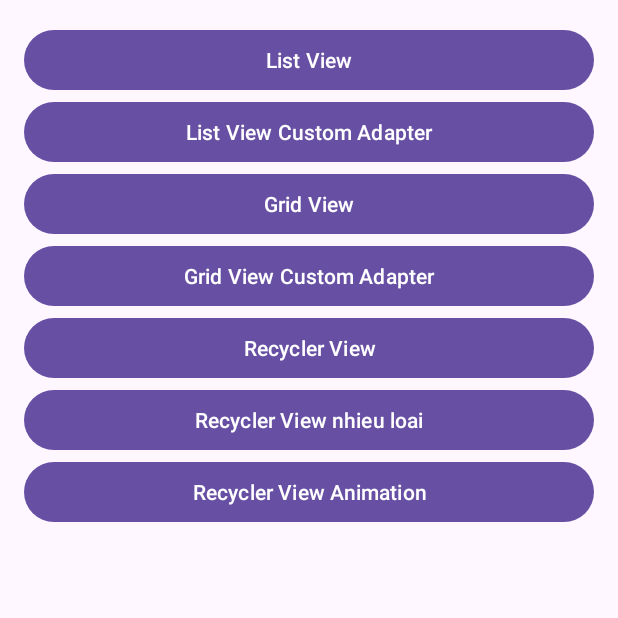
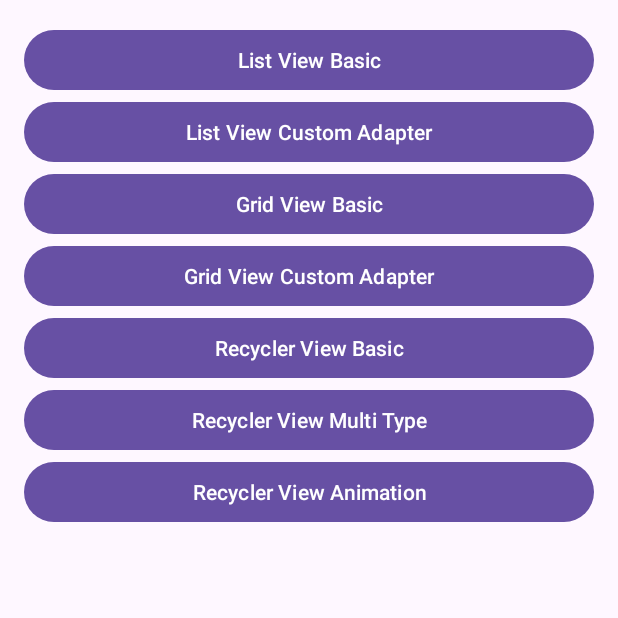
Before and after one commit to holetinnghia/LTM-BT03, an Android app: the screen it shows after launch (MainActivity), on a phone screen of 412 x 824 dp, the top half of it. Run offline under Robolectric (Android 15) with nearby library versions, the phone set to English and light mode, and no system bars.

```diff
--- a/app/src/main/res/layout/activity_grid_view_custom.xml
+++ b/app/src/main/res/layout/activity_grid_view_custom.xml
@@ -8,4 +8,5 @@
     android:verticalSpacing="10dp"
     android:horizontalSpacing="10dp"
     android:padding="10dp"
+    android:fitsSystemWindows="true"
     tools:context=".gridview.GridViewCustomActivity" />
--- a/app/src/main/res/layout/activity_list_view_basic.xml
+++ b/app/src/main/res/layout/activity_list_view_basic.xml
@@ -5,6 +5,7 @@
     android:layout_height="match_parent"
     android:orientation="vertical"
     android:padding="10dp"
+    android:fitsSystemWindows="true"
     tools:context=".listview.ListViewBasicActivity">
 
     <EditText
--- a/app/src/main/res/layout/activity_list_view_custom.xml
+++ b/app/src/main/res/layout/activity_list_view_custom.xml
@@ -4,4 +4,5 @@
     android:id="@+id/listviewCustom"
     android:layout_width="match_parent"
     android:layout_height="match_parent"
+    android:fitsSystemWindows="true"
     tools:context=".listview.ListViewCustomActivity" />
--- a/app/src/main/res/layout/activity_main.xml
+++ b/app/src/main/res/layout/activity_main.xml
@@ -4,6 +4,7 @@
     xmlns:tools="http://schemas.android.com/tools"
     android:layout_width="match_parent"
     android:layout_height="match_parent"
+    android:fitsSystemWindows="true"
     tools:context=".MainActivity">
 
     <LinearLayout
@@ -16,7 +17,7 @@
             android:id="@+id/btnListViewBasic"
             android:layout_width="match_parent"
             android:layout_height="wrap_content"
-            android:text="List View" />
+            android:text="List View Basic" />
 
         <Button
             android:id="@+id/btnListViewCustomAdapter"
@@ -28,7 +29,7 @@
             android:id="@+id/btnGridViewBasic"
             android:layout_width="match_parent"
             android:layout_height="wrap_content"
-            android:text="Grid View" />
+            android:text="Grid View Basic" />
 
         <Button
             android:id="@+id/btnGridViewCustomAdapter"
@@ -40,13 +41,13 @@
             android:id="@+id/btnRecyclerViewBasic"
             android:layout_width="match_parent"
             android:layout_height="wrap_content"
-            android:text="Recycler View" />
+            android:text="Recycler View Basic" />
 
         <Button
             android:id="@+id/btnRecyclerViewMultiType"
             android:layout_width="match_parent"
             android:layout_height="wrap_content"
-            android:text="Recycler View nhieu loai" />
+            android:text="Recycler View Multi Type" />
 
         <Button
             android:id="@+id/btnRecyclerViewAnimation"
--- a/app/src/main/res/layout/activity_recycler_view_animation.xml
+++ b/app/src/main/res/layout/activity_recycler_view_animation.xml
@@ -5,6 +5,7 @@
     xmlns:tools="http://schemas.android.com/tools"
     android:layout_width="match_parent"
     android:layout_height="match_parent"
+    android:fitsSystemWindows="true"
     tools:context=".recyclerview.RecyclerViewAnimationActivity">
 
     <Button
--- a/app/src/main/res/layout/activity_recycler_view_basic.xml
+++ b/app/src/main/res/layout/activity_recycler_view_basic.xml
@@ -5,4 +5,5 @@
     android:id="@+id/rv_songs"
     android:layout_width="match_parent"
     android:layout_height="match_parent"
+    android:fitsSystemWindows="true"
     tools:context=".recyclerview.RecyclerViewBasicActivity" />
--- a/app/src/main/res/layout/activity_recycler_view_multi_type.xml
+++ b/app/src/main/res/layout/activity_recycler_view_multi_type.xml
@@ -5,4 +5,5 @@
     android:id="@+id/rv_multipe_view_type"
     android:layout_width="match_parent"
     android:layout_height="match_parent"
+    android:fitsSystemWindows="true"
     tools:context=".recyclerview.RecyclerViewMultiTypeActivity" />
```
